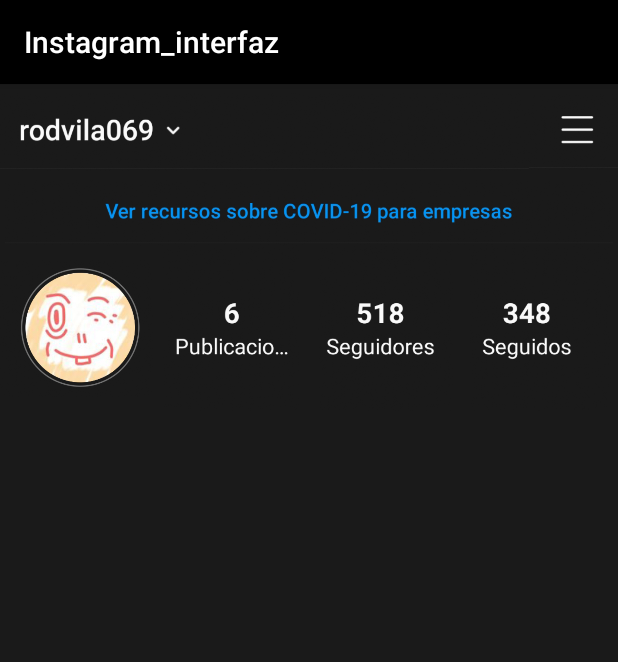
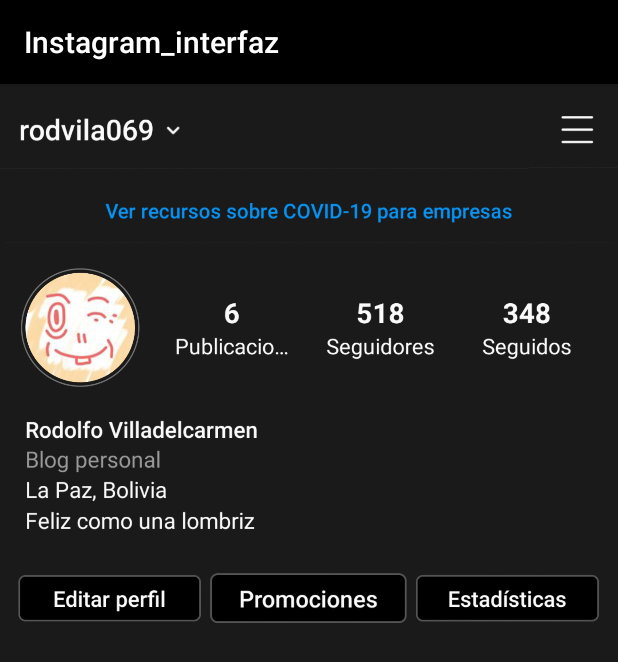
Before and after one commit to Manu200162/Instagram_interfaz, an Android app: the screen it shows after launch (MainActivity), on a phone screen of 412 x 824 dp. Shown: the top 662 px of the screen. Run offline under Robolectric (Android 15) with nearby library versions, the phone set to English and light mode, and no system bars.

Commit message:
EditBar123

```diff
--- a/app/src/main/res/layout/activity_main.xml
+++ b/app/src/main/res/layout/activity_main.xml
@@ -56,6 +56,7 @@
             android:layout_height="match_parent"
             android:layout_weight="25"
             app:srcCompat="@drawable/Profile3" />
+
         <ImageView
             android:id="@+id/profile4"
             android:layout_width="0dp"
@@ -64,6 +65,43 @@
             app:srcCompat="@drawable/Profile4" />
     </LinearLayout>
 
+    <FrameLayout
+        android:id="@+id/descripcion"
+        android:layout_width="wrap_content"
+        android:layout_height="wrap_content"
+        android:layout_below="@id/profile">
+
+        <ImageView
+            android:layout_width="match_parent"
+            android:layout_height="90dp"
+            app:srcCompat="@drawable/Description" />
+    </FrameLayout>
+    <LinearLayout
+        android:layout_width="wrap_content"
+        android:layout_height="70dp"
+        android:layout_below="@+id/descripcion"
+        android:orientation="horizontal">
+
+        <ImageView
+            android:id="@+id/editbar1"
+            android:layout_width="0dp"
+            android:layout_height="match_parent"
+            android:layout_weight="33.33"
+            app:srcCompat="@drawable/EditBar1" />
+        <ImageView
+            android:id="@+id/editBar2"
+            android:layout_width="0dp"
+            android:layout_height="match_parent"
+            android:layout_weight="33.33"
+            app:srcCompat="@drawable/EditBar2" />
+
+        <ImageView
+            android:id="@+id/editBar3"
+            android:layout_width="0dp"
+            android:layout_height="match_parent"
+            android:layout_weight="33.33"
+            app:srcCompat="@drawable/EditBar3" />
+    </LinearLayout>
 
 
 
```
